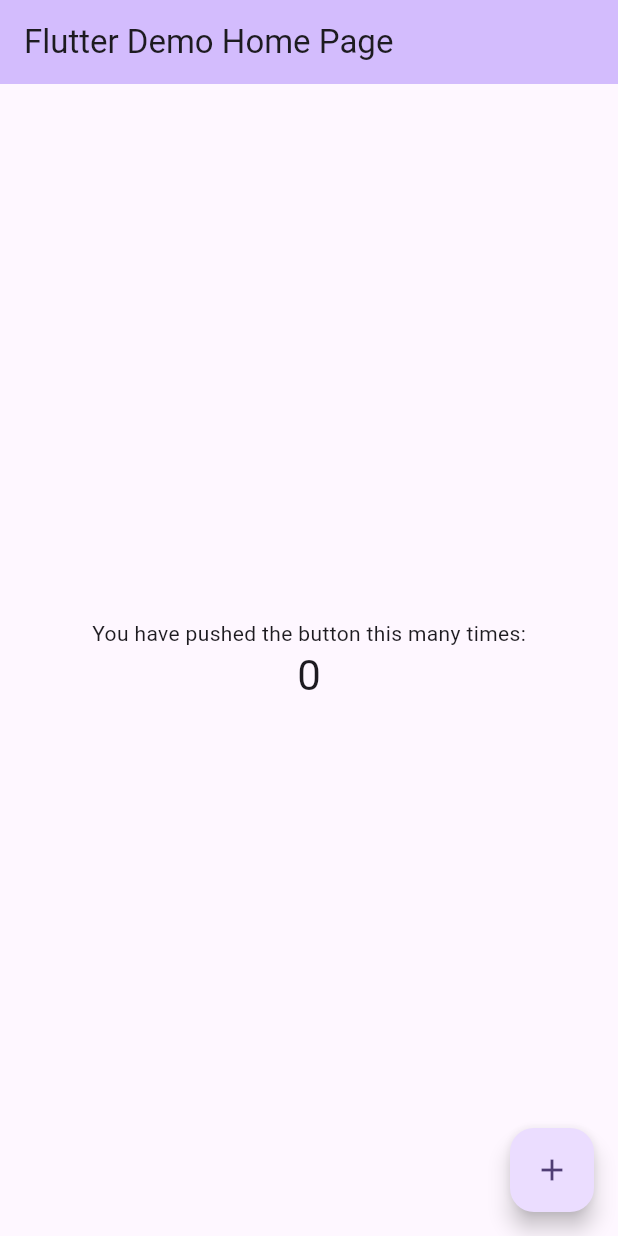
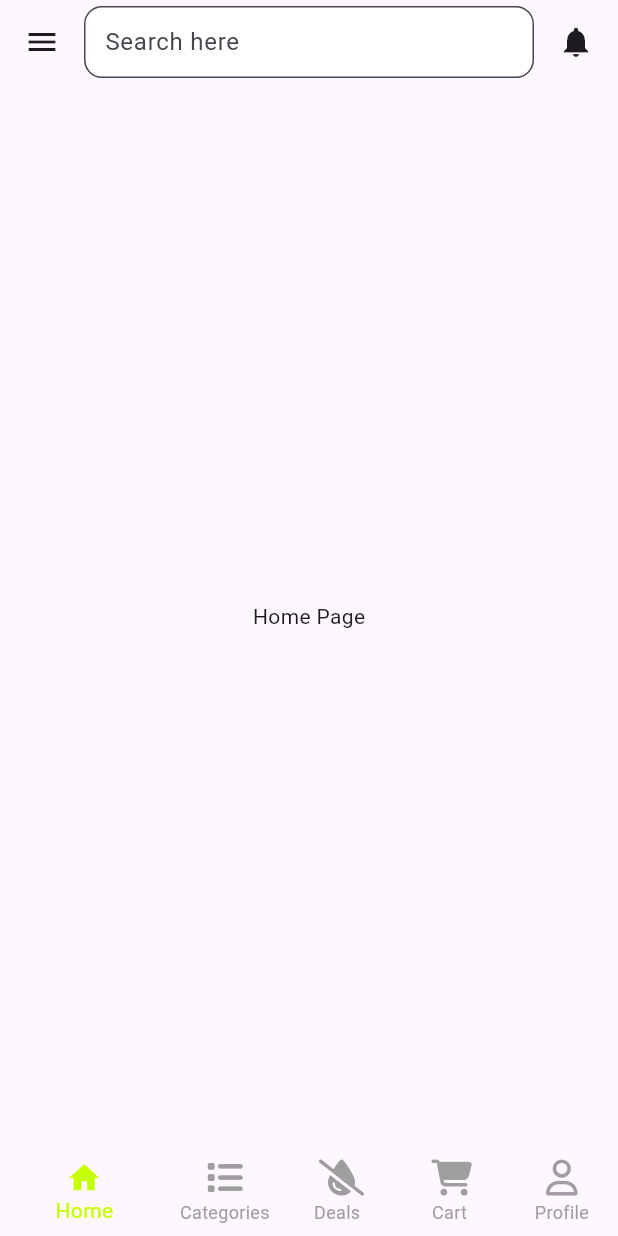
Before and after one commit to AbubakarSiddiquePA/dealsdrayclone, a Flutter app: the screen it shows after launch, on a phone screen of 412 x 824 dp. Run offline on Flutter 3.47's test engine with Material 3 defaults, Android fonts, the phone set to English and light mode, and no system bars; our stand-ins replace font_awesome_flutter.

Commit message:
bottom screen added with navigation

```diff
--- /dev/null
+++ b/lib/home/bottom _nav/bottom_nav.dart
@@ -0,0 +1,70 @@
+import 'package:dealsdray/home/cart/cart.dart';
+import 'package:dealsdray/home/categories/categories.dart';
+import 'package:dealsdray/home/deals/deals.dart';
+import 'package:dealsdray/home/home.dart';
+import 'package:dealsdray/home/profile/profile.dart';
+import 'package:flutter/material.dart';
+import 'package:font_awesome_flutter/font_awesome_flutter.dart';
+
+class BottomNavApp extends StatefulWidget {
+  const BottomNavApp({super.key});
+
+  @override
+  State<BottomNavApp> createState() => _BottomNavAppState();
+}
+
+class _BottomNavAppState extends State<BottomNavApp> {
+  void _onItemTapped(int index) {
+    setState(() {
+      _selectedIndex = index;
+    });
+  }
+
+  int _selectedIndex = 0;
+  static final List<Widget> _widgetOptions = <Widget>[
+    const Home(),
+    const Categories(),
+    const Deals(),
+    const Cart(),
+    const Profile(),
+  ];
+
+  @override
+  Widget build(BuildContext context) {
+    return Scaffold(
+      bottomNavigationBar: BottomNavigationBar(
+        items: const <BottomNavigationBarItem>[
+          BottomNavigationBarItem(
+            icon: Icon(Icons.home),
+            label: 'Home',
+          ),
+          BottomNavigationBarItem(
+            icon: Icon(FontAwesomeIcons.list),
+            label: 'Categories',
+          ),
+          BottomNavigationBarItem(
+            icon: Icon(FontAwesomeIcons.dropletSlash),
+            label: 'Deals',
+          ),
+          BottomNavigationBarItem(
+            icon: Icon(FontAwesomeIcons.cartShopping),
+            label: 'Cart',
+          ),
+          BottomNavigationBarItem(
+            icon: Icon(FontAwesomeIcons.user),
+            label: 'Profile',
+          ),
+        ],
+        currentIndex: _selectedIndex,
+        elevation: 0,
+        unselectedItemColor: Colors.grey,
+        showUnselectedLabels: true,
+        selectedItemColor: Colors.limeAccent[400],
+        onTap: _onItemTapped,
+      ),
+      body: Center(
+        child: _widgetOptions.elementAt(_selectedIndex),
+      ),
+    );
+  }
+}
--- /dev/null
+++ b/lib/home/cart/cart.dart
@@ -0,0 +1,19 @@
+import 'package:flutter/material.dart';
+
+class Cart extends StatefulWidget {
+  const Cart({super.key});
+
+  @override
+  State<Cart> createState() => _CartState();
+}
+
+class _CartState extends State<Cart> {
+  @override
+  Widget build(BuildContext context) {
+    return const Scaffold(
+      body: Center(
+        child: Text("Cart Page"),
+      ),
+    );
+  }
+}
--- /dev/null
+++ b/lib/home/categories/categories.dart
@@ -0,0 +1,19 @@
+import 'package:flutter/material.dart';
+
+class Categories extends StatefulWidget {
+  const Categories({super.key});
+
+  @override
+  State<Categories> createState() => _CategoriesState();
+}
+
+class _CategoriesState extends State<Categories> {
+  @override
+  Widget build(BuildContext context) {
+    return const Scaffold(
+      body: Center(
+        child: Text("Categories Page"),
+      ),
+    );
+  }
+}
--- /dev/null
+++ b/lib/home/deals/deals.dart
@@ -0,0 +1,19 @@
+import 'package:flutter/material.dart';
+
+class Deals extends StatefulWidget {
+  const Deals({super.key});
+
+  @override
+  State<Deals> createState() => _DealsState();
+}
+
+class _DealsState extends State<Deals> {
+  @override
+  Widget build(BuildContext context) {
+    return const Scaffold(
+      body: Center(
+        child: Text("Deals Page"),
+      ),
+    );
+  }
+}
--- /dev/null
+++ b/lib/home/home.dart
@@ -0,0 +1,45 @@
+import 'package:flutter/material.dart';
+
+class Home extends StatefulWidget {
+  const Home({super.key});
+
+  @override
+  State<Home> createState() => _HomeState();
+}
+
+class _HomeState extends State<Home> {
+  @override
+  Widget build(BuildContext context) {
+    return MaterialApp(
+      debugShowCheckedModeBanner: false,
+      home: SafeArea(
+        child: Scaffold(
+          appBar: AppBar(
+            title: Row(
+                mainAxisAlignment: MainAxisAlignment.spaceBetween,
+                children: [
+                  const Icon(Icons.menu),
+                  Expanded(
+                      child: Padding(
+                    padding: const EdgeInsets.symmetric(horizontal: 16),
+                    child: TextFormField(
+                      decoration: InputDecoration(
+                          hintText: "Search here",
+                          fillColor: Colors.white,
+                          filled: true,
+                          contentPadding: const EdgeInsets.all(10.0),
+                          border: OutlineInputBorder(
+                              borderRadius: BorderRadius.circular(12.0))),
+                    ),
+                  )),
+                  const Icon(Icons.notifications),
+                ]),
+          ),
+          body: const Center(
+            child: Text("Home Page"),
+          ),
+        ),
+      ),
+    );
+  }
+}
--- /dev/null
+++ b/lib/home/profile/profile.dart
@@ -0,0 +1,19 @@
+import 'package:flutter/material.dart';
+
+class Profile extends StatefulWidget {
+  const Profile({super.key});
+
+  @override
+  State<Profile> createState() => _ProfileState();
+}
+
+class _ProfileState extends State<Profile> {
+  @override
+  Widget build(BuildContext context) {
+    return const Scaffold(
+      body: Center(
+        child: Text("Profile Page"),
+      ),
+    );
+  }
+}
--- a/lib/main.dart
+++ b/lib/main.dart
@@ -1,3 +1,4 @@
+import 'package:dealsdray/splash_screen/splash_screen.dart';
 import 'package:flutter/material.dart';
 
 void main() {
@@ -7,119 +8,16 @@ void main() {
 class MyApp extends StatelessWidget {
   const MyApp({super.key});
 
-  // This widget is the root of your application.
   @override
   Widget build(BuildContext context) {
     return MaterialApp(
+      debugShowCheckedModeBanner: false,
       title: 'Flutter Demo',
       theme: ThemeData(
-        // This is the theme of your application.
-        //
-        // TRY THIS: Try running your application with "flutter run". You'll see
-        // the application has a purple toolbar. Then, without quitting the app,
-        // try changing the seedColor in the colorScheme below to Colors.green
-        // and then invoke "hot reload" (save your changes or press the "hot
-        // reload" button in a Flutter-supported IDE, or press "r" if you used
-        // the command line to start the app).
-        //
-        // Notice that the counter didn't reset back to zero; the application
-        // state is not lost during the reload. To reset the state, use hot
-        // restart instead.
-        //
-        // This works for code too, not just values: Most code changes can be
-        // tested with just a hot reload.
         colorScheme: ColorScheme.fromSeed(seedColor: Colors.deepPurple),
         useMaterial3: true,
       ),
-      home: const MyHomePage(title: 'Flutter Demo Home Page'),
+      home: const MyHomePage(title: 'Deals Dray'),
     );
   }
 }
-
-class MyHomePage extends StatefulWidget {
-  const MyHomePage({super.key, required this.title});
-
-  // This widget is the home page of your application. It is stateful, meaning
-  // that it has a State object (defined below) that contains fields that affect
-  // how it looks.
-
-  // This class is the configuration for the state. It holds the values (in this
-  // case the title) provided by the parent (in this case the App widget) and
-  // used by the build method of the State. Fields in a Widget subclass are
-  // always marked "final".
-
-  final String title;
-
-  @override
-  State<MyHomePage> createState() => _MyHomePageState();
-}
-
-class _MyHomePageState extends State<MyHomePage> {
-  int _counter = 0;
-
-  void _incrementCounter() {
-    setState(() {
-      // This call to setState tells the Flutter framework that something has
-      // changed in this State, which causes it to rerun the build method below
-      // so that the display can reflect the updated values. If we changed
-      // _counter without calling setState(), then the build method would not be
-      // called again, and so nothing would appear to happen.
-      _counter++;
-    });
-  }
-
-  @override
-  Widget build(BuildContext context) {
-    // This method is rerun every time setState is called, for instance as done
-    // by the _incrementCounter method above.
-    //
-    // The Flutter framework has been optimized to make rerunning build methods
-    // fast, so that you can just rebuild anything that needs updating rather
-    // than having to individually change instances of widgets.
-    return Scaffold(
-      appBar: AppBar(
-        // TRY THIS: Try changing the color here to a specific color (to
-        // Colors.amber, perhaps?) and trigger a hot reload to see the AppBar
-        // change color while the other colors stay the same.
-        backgroundColor: Theme.of(context).colorScheme.inversePrimary,
-        // Here we take the value from the MyHomePage object that was created by
-        // the App.build method, and use it to set our appbar title.
-        title: Text(widget.title),
-      ),
-      body: Center(
-        // Center is a layout widget. It takes a single child and positions it
-        // in the middle of the parent.
-        child: Column(
-          // Column is also a layout widget. It takes a list of children and
-          // arranges them vertically. By default, it sizes itself to fit its
-          // children horizontally, and tries to be as tall as its parent.
-          //
-          // Column has various properties to control how it sizes itself and
-          // how it positions its children. Here we use mainAxisAlignment to
-          // center the children vertically; the main axis here is the vertical
-          // axis because Columns are vertical (the cross axis would be
-          // horizontal).
-          //
-          // TRY THIS: Invoke "debug painting" (choose the "Toggle Debug Paint"
-          // action in the IDE, or press "p" in the console), to see the
-          // wireframe for each widget.
-          mainAxisAlignment: MainAxisAlignment.center,
-          children: <Widget>[
-            const Text(
-              'You have pushed the button this many times:',
-            ),
-            Text(
-              '$_counter',
-              style: Theme.of(context).textTheme.headlineMedium,
-            ),
-          ],
-        ),
-      ),
-      floatingActionButton: FloatingActionButton(
-        onPressed: _incrementCounter,
-        tooltip: 'Increment',
-        child: const Icon(Icons.add),
-      ), // This trailing comma makes auto-formatting nicer for build methods.
-    );
-  }
-}
--- a/lib/splash_screen/splash_screen.dart
+++ b/lib/splash_screen/splash_screen.dart
@@ -1,3 +1,4 @@
+import 'package:dealsdray/home/bottom%20_nav/bottom_nav.dart';
 import 'package:flutter/material.dart';
 
 class MyHomePage extends StatefulWidget {
@@ -10,14 +11,6 @@ class MyHomePage extends StatefulWidget {
 }
 
 class _MyHomePageState extends State<MyHomePage> {
-  int _counter = 0;
-
-  void _incrementCounter() {
-    setState(() {
-      _counter++;
-    });
-  }
-
   @override
   Widget build(BuildContext context) {
     return Scaffold(
@@ -25,25 +18,7 @@ class _MyHomePageState extends State<MyHomePage> {
         backgroundColor: Theme.of(context).colorScheme.inversePrimary,
         title: Text(widget.title),
       ),
-      body: Center(
-        child: Column(
-          mainAxisAlignment: MainAxisAlignment.center,
-          children: <Widget>[
-            const Text(
-              'You have pushed the button this many times:',
-            ),
-            Text(
-              '$_counter',
-              style: Theme.of(context).textTheme.headlineMedium,
-            ),
-          ],
-        ),
-      ),
-      floatingActionButton: FloatingActionButton(
-        onPressed: _incrementCounter,
-        tooltip: 'Increment',
-        child: const Icon(Icons.add),
-      ), // This trailing comma makes auto-formatting nicer for build methods.
+      bottomNavigationBar: const BottomNavApp(),
     );
   }
 }
```
Also changed, not shown: pubspec.yaml (+4 -12 lines), pubspec.lock.
